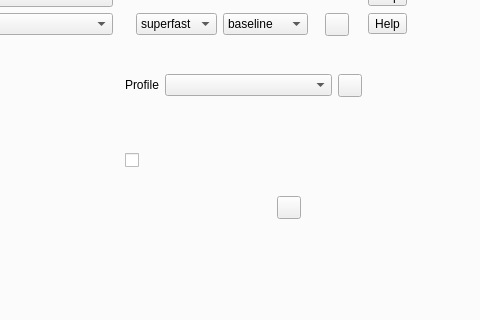
The window that src/formMainWindow.ui (vkohaupt/vokoscreenNG) describes before a commit, drawn with Qt 5; both pictures show x 286 to 766 and y 102 to 422 of the 850 by 560 pixel window.
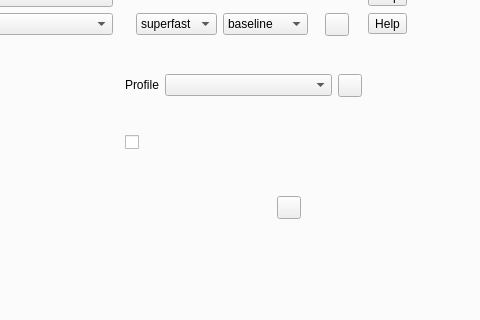
The same window after the commit. Icons and pictures are not drawn.

```diff
--- a/src/formMainWindow.ui
+++ b/src/formMainWindow.ui
@@ -1422,7 +1422,7 @@
                     </layout>
                    </widget>
                   </item>
-                  <item>
+                  <item alignment="Qt::AlignTop">
                    <widget class="QFrame" name="frameVideoCodecGIF">
                     <property name="frameShape">
                      <enum>QFrame::NoFrame</enum>
@@ -1443,7 +1443,7 @@
                      <property name="bottomMargin">
                       <number>0</number>
                      </property>
-                     <item>
+                     <item alignment="Qt::AlignTop">
                       <widget class="QCheckBox" name="checkBoxGifLoop">
                        <property name="text">
                         <string notr="true"/>
@@ -1454,8 +1454,8 @@
                        </property>
                        <property name="iconSize">
                         <size>
-                         <width>28</width>
-                         <height>28</height>
+                         <width>30</width>
+                         <height>30</height>
                         </size>
                        </property>
                       </widget>
```
